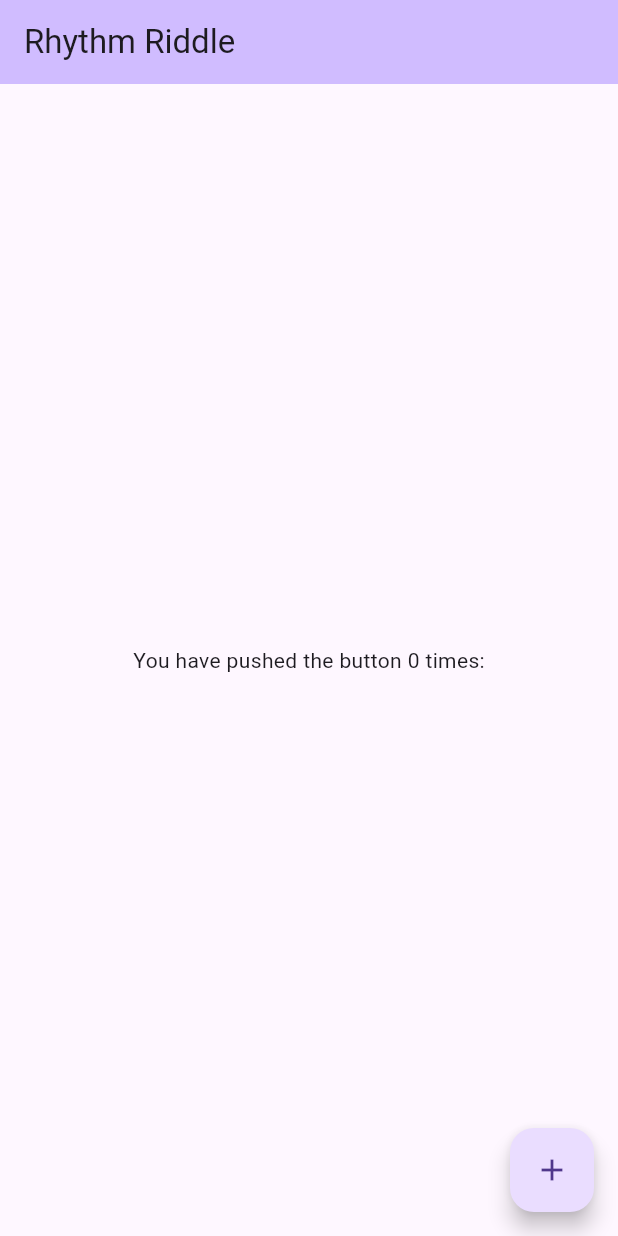
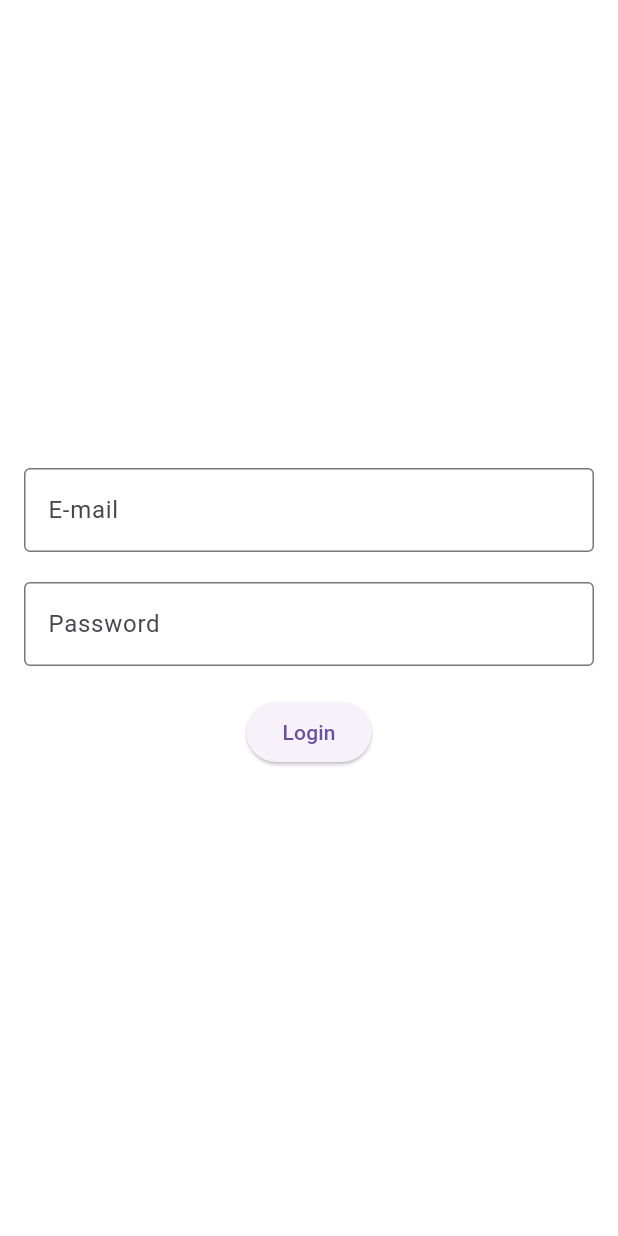
Before and after one commit to hungry-henry/Rhythm-Riddle, a Flutter app: the screen it shows after launch, on a phone screen of 412 x 824 dp. Run offline on Flutter 3.47's test engine with Material 3 defaults, Android fonts, the light colour scheme and no system bars.

Commit message:
login page

```diff
--- a/lib/l10n/intl_en.arb
+++ b/lib/l10n/intl_en.arb
@@ -1,4 +1,7 @@
 {
     "name": "Rhythm Riddle",
-    "pushes": "You have pushed the button {count} times:"
+    "pushes": "You have pushed the button {count} times:",
+    "login": "Login",
+    "password": "Password",
+    "email": "E-mail"
 }
--- a/lib/l10n/intl_zh.arb
+++ b/lib/l10n/intl_zh.arb
@@ -1,4 +1,7 @@
 {
     "name": "旋律疑谜",
-    "pushes": "已经按下这个按钮 {count} 次了"
+    "pushes": "已经按下这个按钮 {count} 次了",
+    "login": "登录",
+    "password": "密码",
+    "email": "邮箱"
 }
--- a/lib/main.dart
+++ b/lib/main.dart
@@ -1,6 +1,7 @@
 import 'package:flutter/material.dart';
 import 'package:flutter_localizations/flutter_localizations.dart';
 import 'generated/l10n.dart';
+import 'pages/login.dart';
 
 void main() {
   runApp(const MyApp());
@@ -12,7 +13,7 @@ class MyApp extends StatelessWidget {
   // This widget is the root of your application.
   @override
   Widget build(BuildContext context) {
-    return const MaterialApp(
+    return MaterialApp(
       localizationsDelegates: [
         S.delegate,
         GlobalMaterialLocalizations.delegate,
@@ -23,22 +24,13 @@ class MyApp extends StatelessWidget {
         Locale('en'),
         Locale('zh'),
       ],
-      home: MyHomePage(),
+      home: LoginPage(),
     );
   }
 }
 
 class MyHomePage extends StatefulWidget {
   const MyHomePage({super.key});
-
-  // This widget is the home page of your application. It is stateful, meaning
-  // that it has a State object (defined below) that contains fields that affect
-  // how it looks.
-
-  // This class is the configuration for the state. It holds the values (in this
-  // case the title) provided by the parent (in this case the App widget) and
-  // used by the build method of the State. Fields in a Widget subclass are
-  // always marked "final".
 
   @override
   State<MyHomePage> createState() => _MyHomePageState();
@@ -49,11 +41,6 @@ class _MyHomePageState extends State<MyHomePage> {
 
   void _incrementCounter() {
     setState(() {
-      // This call to setState tells the Flutter framework that something has
-      // changed in this State, which causes it to rerun the build method below
-      // so that the display can reflect the updated values. If we changed
-      // _counter without calling setState(), then the build method would not be
-      // called again, and so nothing would appear to happen.
       _counter++;
     });
   }
@@ -67,15 +54,6 @@ class _MyHomePageState extends State<MyHomePage> {
     // fast, so that you can just rebuild anything that needs updating rather
     // than having to individually change instances of widgets.
     return Scaffold(
-      appBar: AppBar(
-        // TRY THIS: Try changing the color here to a specific color (to
-        // Colors.amber, perhaps?) and trigger a hot reload to see the AppBar
-        // change color while the other colors stay the same.
-        backgroundColor: Theme.of(context).colorScheme.inversePrimary,
-        // Here we take the value from the MyHomePage object that was created by
-        // the App.build method, and use it to set our appbar title.
-        title: Text(S.of(context).name),
-      ),
       body: Center(
         // Center is a layout widget. It takes a single child and positions it
         // in the middle of the parent.
--- /dev/null
+++ b/lib/pages/login.dart
@@ -0,0 +1,83 @@
+import 'package:flutter/material.dart';
+import '../generated/l10n.dart';
+
+class LoginPage extends StatefulWidget {
+  @override
+  _LoginPageState createState() => _LoginPageState();
+}
+
+class _LoginPageState extends State<LoginPage> {
+  final _formKey = GlobalKey<FormState>();
+  final TextEditingController _emailController = TextEditingController();
+  final TextEditingController _passwordController = TextEditingController();
+
+  // Function to handle login logic
+  void _login() {
+    if (_formKey.currentState?.validate() ?? false) {
+      // Perform login action
+      // For demonstration, we will just print the credentials
+      print('${S.current.email}: ${_emailController.text}');
+      print('${S.current.password}: ${_passwordController.text}');
+      // You can add your login logic here, such as making an API call
+    }
+  }
+
+  @override
+  Widget build(BuildContext context) {
+    return Scaffold(
+      backgroundColor: Colors.white,
+      body: Center(
+        child: SingleChildScrollView(
+          padding: EdgeInsets.all(16.0),
+          child: Form(
+            key: _formKey,
+            child: Column(
+              mainAxisAlignment: MainAxisAlignment.center,
+              children: <Widget>[
+                // Email TextField
+                TextFormField(
+                  controller: _emailController,
+                  decoration: InputDecoration(
+                    labelText: S.current.email,
+                    border: OutlineInputBorder(),
+                  ),
+                  keyboardType: TextInputType.emailAddress,
+                  validator: (value) {
+                    if (value?.isEmpty ?? true) {
+                      return 'Please enter your email';
+                    }
+                    return null;
+                  },
+                ),
+                SizedBox(height: 20),
+
+                // Password TextField
+                TextFormField(
+                  controller: _passwordController,
+                  decoration: InputDecoration(
+                    labelText: S.current.password,
+                    border: OutlineInputBorder(),
+                  ),
+                  obscureText: true,
+                  validator: (value) {
+                    if (value?.isEmpty ?? true) {
+                      return 'Please enter your password';
+                    }
+                    return null;
+                  },
+                ),
+                SizedBox(height: 20),
+
+                // Login Button
+                ElevatedButton(
+                  onPressed: _login,
+                  child: Text(S.current.login),
+                ),
+              ],
+            ),
+          ),
+        ),
+      ),
+    );
+  }
+}
```
Also changed, not shown: lib/generated/intl/messages_en.dart, lib/generated/intl/messages_zh.dart, lib/generated/l10n.dart, lib/pages/game.dart (added), lib/pages/home.dart (added).
